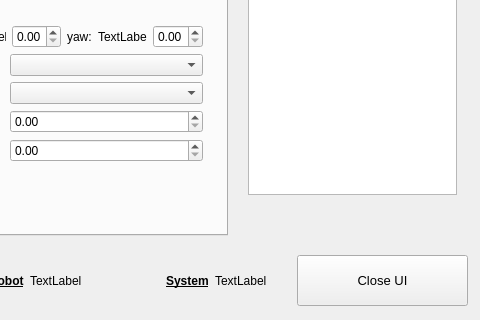
The window that mission_control/src/GUI/mainwindow.ui (inesc-tec-robotics/carlos_mission_control) describes before a commit, drawn with Qt 5; both pictures show x 393 to 873 and y 304 to 624 of the 873 by 624 pixel window.
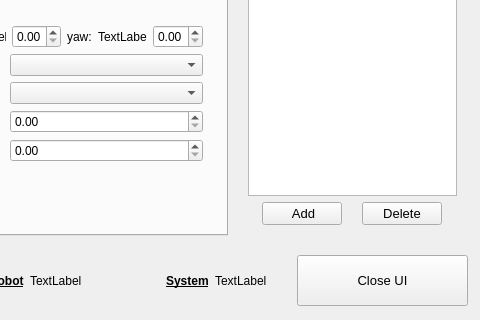
The same window after the commit. Icons and pictures are not drawn.

Commit message: Updates to mission control - removed duplicate of GUI folder - added function to add/delete tasks - created dependency on XML operations

Diff of the .ui file:
```diff
--- a/mission_control/src/GUI/mainwindow.ui
+++ b/mission_control/src/GUI/mainwindow.ui
@@ -966,26 +966,115 @@
       <x>630</x>
       <y>10</y>
       <width>231</width>
-      <height>481</height>
+      <height>511</height>
      </rect>
     </property>
     <layout class="QVBoxLayout" name="verticalLayout">
      <item>
-      <widget class="QLabel" name="label">
-       <property name="font">
-        <font>
-         <pointsize>12</pointsize>
-         <weight>75</weight>
-         <bold>true</bold>
-        </font>
-       </property>
-       <property name="text">
-        <string>Task list </string>
+      <layout class="QHBoxLayout" name="horizontalLayout_2">
+       <item>
+        <widget class="QLabel" name="label">
+         <property name="font">
+          <font>
+           <pointsize>12</pointsize>
+           <weight>75</weight>
+           <bold>true</bold>
+          </font>
+         </property>
+         <property name="text">
+          <string>Task list </string>
+         </property>
+        </widget>
+       </item>
+      </layout>
+     </item>
+     <item>
+      <widget class="QListView" name="taskList">
+       <property name="sizePolicy">
+        <sizepolicy hsizetype="Expanding" vsizetype="Expanding">
+         <horstretch>0</horstretch>
+         <verstretch>0</verstretch>
+        </sizepolicy>
        </property>
       </widget>
      </item>
      <item>
-      <widget class="QListView" name="taskList"/>
+      <layout class="QHBoxLayout" name="horizontalLayout_4">
+       <item>
+        <widget class="QPushButton" name="add_task_button">
+         <property name="sizePolicy">
+          <sizepolicy hsizetype="Fixed" vsizetype="Fixed">
+           <horstretch>0</horstretch>
+           <verstretch>0</verstretch>
+          </sizepolicy>
+         </property>
+         <property name="minimumSize">
+          <size>
+           <width>60</width>
+           <height>0</height>
+          </size>
+         </property>
+         <property name="font">
+          <font>
+           <pointsize>10</pointsize>
+           <weight>50</weight>
+           <bold>false</bold>
+          </font>
+         </property>
+         <property name="text">
+          <string> Add</string>
+         </property>
+         <property name="icon">
+          <iconset theme="list-add">
+           <normaloff/>
+          </iconset>
+         </property>
+         <property name="iconSize">
+          <size>
+           <width>20</width>
+           <height>20</height>
+          </size>
+         </property>
+        </widget>
+       </item>
+       <item>
+        <widget class="QPushButton" name="delete_task_button">
+         <property name="sizePolicy">
+          <sizepolicy hsizetype="Fixed" vsizetype="Fixed">
+           <horstretch>0</horstretch>
+           <verstretch>0</verstretch>
+          </sizepolicy>
+         </property>
+         <property name="minimumSize">
+          <size>
+           <width>60</width>
+           <height>0</height>
+          </size>
+         </property>
+         <property name="font">
+          <font>
+           <pointsize>10</pointsize>
+           <weight>50</weight>
+           <bold>false</bold>
+          </font>
+         </property>
+         <property name="text">
+          <string>Delete</string>
+         </property>
+         <property name="icon">
+          <iconset theme="list-remove">
+           <normaloff/>
+          </iconset>
+         </property>
+         <property name="iconSize">
+          <size>
+           <width>20</width>
+           <height>20</height>
+          </size>
+         </property>
+        </widget>
+       </item>
+      </layout>
      </item>
     </layout>
    </widget>
```
Left out of the diff: 6 changed lines with no effect on the pictures. The commit also changes 24 other files.
